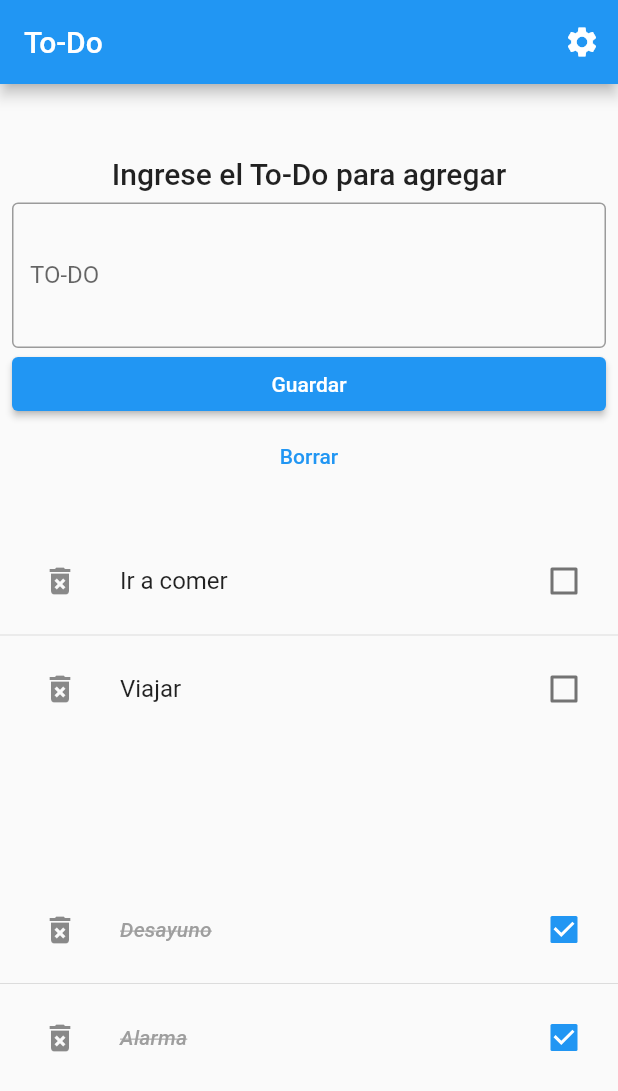
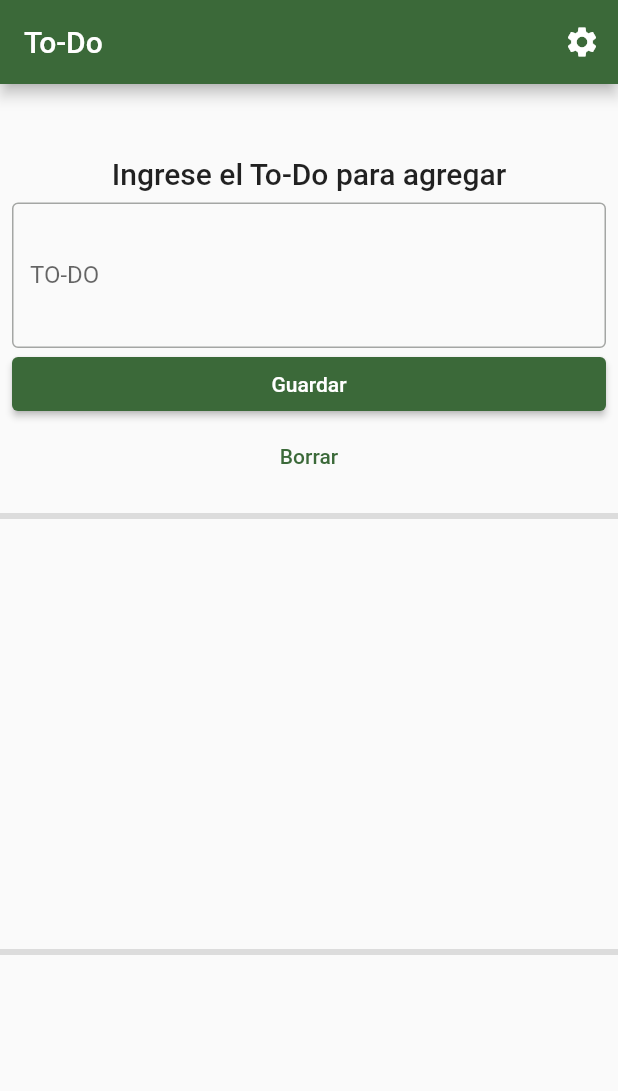
Before and after one commit to PDM-CURSO/repaso_todos_theme, a Flutter app: the screen it shows after launch, after a tap on "Guardar", on a phone screen of 412 x 824 dp. Shown: the top 1091 px of the screen. Run offline on Flutter 3.47's test engine with Material 2 defaults, Android fonts, the phone set to English and light mode, and no system bars; our stand-ins replace bloc, equatable, flutter_bloc.

Commit message:
completed with bug

```diff
--- a/lib/app/app_themes.dart
+++ b/lib/app/app_themes.dart
@@ -9,19 +9,31 @@ enum AppTheme {
 
 final appThemeData = {
   AppTheme.GreenLight: ThemeData(
-    brightness: Brightness.light,
     primaryColor: Colors.green,
+    colorScheme: ColorScheme.fromSeed(
+      seedColor: Colors.green,
+      brightness: Brightness.light,
+    ),
   ),
   AppTheme.GreenDark: ThemeData(
-    brightness: Brightness.dark,
     primaryColor: Colors.green[700],
+    colorScheme: ColorScheme.fromSeed(
+      seedColor: Colors.green[700]!,
+      brightness: Brightness.dark,
+    ),
   ),
   AppTheme.BlueLight: ThemeData(
-    brightness: Brightness.light,
     primaryColor: Colors.blue,
+    colorScheme: ColorScheme.fromSeed(
+      seedColor: Colors.blue,
+      brightness: Brightness.light,
+    ),
   ),
   AppTheme.BlueDark: ThemeData(
-    brightness: Brightness.dark,
     primaryColor: Colors.indigo,
+    colorScheme: ColorScheme.fromSeed(
+      seedColor: Colors.indigo,
+      brightness: Brightness.dark,
+    ),
   ),
 };
--- a/lib/home/bloc/todos_bloc.dart
+++ b/lib/home/bloc/todos_bloc.dart
@@ -5,6 +5,11 @@ part 'todos_event.dart';
 part 'todos_state.dart';
 
 class TodosBloc extends Bloc<TodosEvent, TodosState> {
+  List<dynamic> _todosList = [];
+  List<dynamic> _completedTodosList = [];
+  List<dynamic> get getTodosList => _todosList;
+  List<dynamic> get getCompletedTodosList => _completedTodosList;
+
   TodosBloc() : super(TodosInitial()) {
     on<AddTodoEvent>(_addNewTodo);
     on<DoneTodoEvent>(_markAsDoneTodo);
@@ -12,12 +17,18 @@ class TodosBloc extends Bloc<TodosEvent, TodosState> {
   }
 
   void _addNewTodo(AddTodoEvent event, Emitter emit) {
-    // TODO: implement event handler
+    _todosList.add(event.todoDescription);
+    emit(TodoAddedState());
   }
+
   void _markAsDoneTodo(DoneTodoEvent event, Emitter emit) {
-    // TODO: implement event handler
+    _completedTodosList.add(_todosList[event.index]);
+    _todosList.removeAt(event.index);
+    emit(TodoCompleted());
   }
+
   void _deleteTodo(DeleteTodoEvent event, Emitter emit) {
-    // TODO: implement event handler
+    _todosList.removeAt(event.index);
+    emit(TodoRemoved());
   }
 }
--- a/lib/home/completed/item_completed.dart
+++ b/lib/home/completed/item_completed.dart
@@ -20,12 +20,6 @@ class ItemCompleted extends StatelessWidget {
               color: Colors.grey,
             ),
       ),
-      secondary: IconButton(
-        onPressed: () {
-          // todo_bloc remove forever
-        },
-        icon: Icon(Icons.delete_forever),
-      ),
       value: isChecked,
       onChanged: (newValue) {
         //todo_bloc add as todo
--- a/lib/home/create_form/create_todo_form.dart
+++ b/lib/home/create_form/create_todo_form.dart
@@ -1,4 +1,6 @@
 import 'package:flutter/material.dart';
+import 'package:flutter_bloc/flutter_bloc.dart';
+import 'package:repaso_todos_theme/home/bloc/todos_bloc.dart';
 
 class CreateTodoForm extends StatelessWidget {
   var _textCtrll = TextEditingController();
@@ -29,6 +31,12 @@ class CreateTodoForm extends StatelessWidget {
           ElevatedButton(
             onPressed: () {
               // todo_bloc guardar
+              if (_textCtrll.text.isNotEmpty) {
+                BlocProvider.of<TodosBloc>(context).add(
+                  AddTodoEvent(todoDescription: _textCtrll.text),
+                );
+                _textCtrll.clear();
+              }
             },
             child: Text("Guardar"),
           ),
--- a/lib/home/home_page.dart
+++ b/lib/home/home_page.dart
@@ -1,4 +1,6 @@
 import 'package:flutter/material.dart';
+import 'package:flutter_bloc/flutter_bloc.dart';
+import 'package:repaso_todos_theme/home/bloc/todos_bloc.dart';
 import 'package:repaso_todos_theme/home/completed/completed_list.dart';
 import 'package:repaso_todos_theme/home/todo/todo_list.dart';
 
@@ -25,7 +27,13 @@ class HomePage extends StatelessWidget {
           ),
         ],
       ),
-      body: Column(
+      body: BlocConsumer<TodosBloc, TodosState>(
+        listener: (context, state) {
+          // TODO: implement listener
+        },
+        builder: (context, state) {
+          return SingleChildScrollView(
+            child: Column(
               children: [
                 Padding(
                   padding: const EdgeInsets.only(top: 48),
@@ -34,10 +42,27 @@ class HomePage extends StatelessWidget {
                     style: Theme.of(context).textTheme.headline6,
                   ),
                 ),
-          Expanded(child: CreateTodoForm()),
-          Expanded(child: TodoList(listContent: ["Ir a comer", "Viajar"])),
-          Expanded(child: CompletedList(listContent: ["Desayuno", "Alarma"])),
+                Container(child: CreateTodoForm()),
+                Divider(thickness: 4),
+                Container(
+                  height: MediaQuery.of(context).size.height / 3,
+                  child: TodoList(
+                    listContent:
+                        BlocProvider.of<TodosBloc>(context).getTodosList,
+                  ),
+                ),
+                Divider(thickness: 4),
+                Container(
+                  height: MediaQuery.of(context).size.height / 3,
+                  child: CompletedList(
+                    listContent: BlocProvider.of<TodosBloc>(context)
+                        .getCompletedTodosList,
+                  ),
+                ),
               ],
+            ),
+          );
+        },
       ),
     );
   }
--- a/lib/home/todo/item_todo.dart
+++ b/lib/home/todo/item_todo.dart
@@ -1,12 +1,16 @@
 import 'package:flutter/material.dart';
+import 'package:flutter_bloc/flutter_bloc.dart';
+import 'package:repaso_todos_theme/home/bloc/todos_bloc.dart';
 
 class ItemTodo extends StatelessWidget {
   final String todoDescription;
   final bool isChecked;
+  final int itemAt;
   ItemTodo({
     Key? key,
     required this.todoDescription,
     this.isChecked = false,
+    required this.itemAt,
   }) : super(key: key);
 
   @override
@@ -16,12 +20,18 @@ class ItemTodo extends StatelessWidget {
       secondary: IconButton(
         onPressed: () {
           // todo_bloc remove forever
+          BlocProvider.of<TodosBloc>(context).add(
+            DeleteTodoEvent(index: itemAt),
+          );
         },
         icon: Icon(Icons.delete_forever),
       ),
       value: isChecked,
       onChanged: (newValue) {
         //todo_bloc add as completed
+        BlocProvider.of<TodosBloc>(context).add(
+          DoneTodoEvent(index: itemAt),
+        );
       },
     );
   }
--- a/lib/home/todo/todo_list.dart
+++ b/lib/home/todo/todo_list.dart
@@ -16,7 +16,10 @@ class TodoList extends StatelessWidget {
         return Divider();
       },
       itemBuilder: (BuildContext context, int index) {
-        return ItemTodo(todoDescription: listContent[index]);
+        return ItemTodo(
+          todoDescription: listContent[index],
+          itemAt: index,
+        );
       },
     );
   }
```
Also changed, not shown: pubspec.lock, 2 other files. Lines whose indentation alone changed are shown as unchanged.
